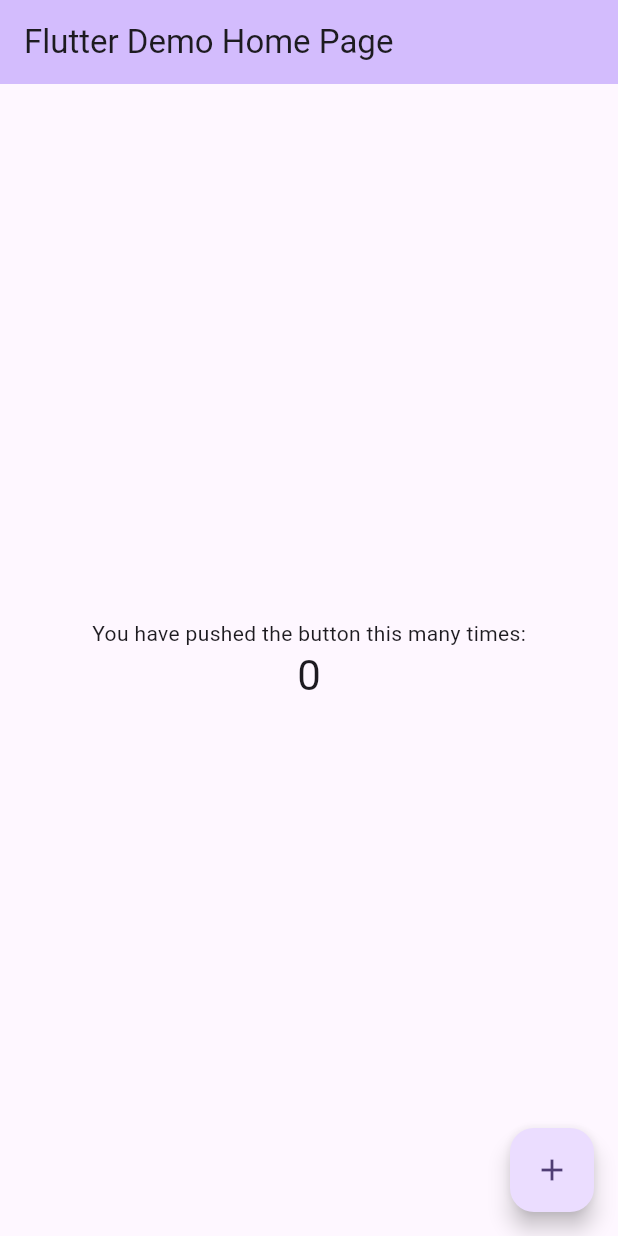
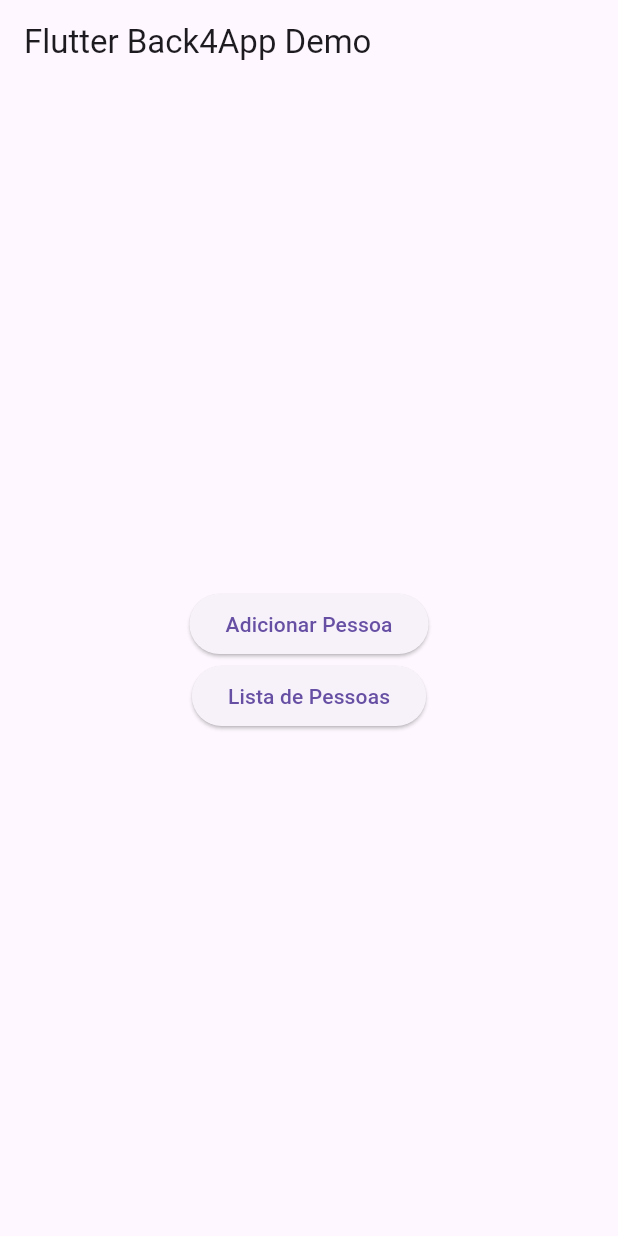
Before and after one commit to herverson/contacts-dio, a Flutter app: the screen it shows after launch, on a phone screen of 412 x 824 dp. Run offline on Flutter 3.47's test engine with Material 3 defaults, Android fonts, the phone set to English and light mode, and no system bars; our stand-ins replace image_picker, parse_server_sdk_flutter.

```diff
--- a/lib/main.dart
+++ b/lib/main.dart
@@ -1,125 +1,70 @@
 import 'package:flutter/material.dart';
+import 'package:parse_server_sdk_flutter/parse_server_sdk.dart';
+import 'screens/add_person_screen.dart';
+import 'screens/person_list_screen.dart';
 
-void main() {
-  runApp(const MyApp());
+void main() async {
+  WidgetsFlutterBinding.ensureInitialized();
+  await Parse().initialize(
+    'sfQfMxJ3ITyf2Wq2AAXtkSlzQtUxlfHiLr5BMMYv',
+    'https://parseapi.back4app.com',
+    clientKey: 'nsIx0z3VxSLs14PurmHJeIanBVRbNEtUU2jZw3ZF',
+    autoSendSessionId: true,
+    debug: true,
+  );
+  runApp(MyApp());
 }
 
 class MyApp extends StatelessWidget {
-  const MyApp({super.key});
-
-  // This widget is the root of your application.
   @override
   Widget build(BuildContext context) {
     return MaterialApp(
-      title: 'Flutter Demo',
+      title: 'Flutter Back4App Demo',
       theme: ThemeData(
-        // This is the theme of your application.
-        //
-        // TRY THIS: Try running your application with "flutter run". You'll see
-        // the application has a purple toolbar. Then, without quitting the app,
-        // try changing the seedColor in the colorScheme below to Colors.green
-        // and then invoke "hot reload" (save your changes or press the "hot
-        // reload" button in a Flutter-supported IDE, or press "r" if you used
-        // the command line to start the app).
-        //
-        // Notice that the counter didn't reset back to zero; the application
-        // state is not lost during the reload. To reset the state, use hot
-        // restart instead.
-        //
-        // This works for code too, not just values: Most code changes can be
-        // tested with just a hot reload.
-        colorScheme: ColorScheme.fromSeed(seedColor: Colors.deepPurple),
-        useMaterial3: true,
+        primarySwatch: Colors.blue,
       ),
-      home: const MyHomePage(title: 'Flutter Demo Home Page'),
+      home: MyHomePage(),
     );
   }
 }
 
-class MyHomePage extends StatefulWidget {
-  const MyHomePage({super.key, required this.title});
+// Importe as telas criadas
 
-  // This widget is the home page of your application. It is stateful, meaning
-  // that it has a State object (defined below) that contains fields that affect
-  // how it looks.
-
-  // This class is the configuration for the state. It holds the values (in this
-  // case the title) provided by the parent (in this case the App widget) and
-  // used by the build method of the State. Fields in a Widget subclass are
-  // always marked "final".
-
-  final String title;
-
-  @override
-  State<MyHomePage> createState() => _MyHomePageState();
-}
-
-class _MyHomePageState extends State<MyHomePage> {
-  int _counter = 0;
-
-  void _incrementCounter() {
-    setState(() {
-      // This call to setState tells the Flutter framework that something has
-      // changed in this State, which causes it to rerun the build method below
-      // so that the display can reflect the updated values. If we changed
-      // _counter without calling setState(), then the build method would not be
-      // called again, and so nothing would appear to happen.
-      _counter++;
-    });
-  }
-
+class MyHomePage extends StatelessWidget {
   @override
   Widget build(BuildContext context) {
-    // This method is rerun every time setState is called, for instance as done
-    // by the _incrementCounter method above.
-    //
-    // The Flutter framework has been optimized to make rerunning build methods
-    // fast, so that you can just rebuild anything that needs updating rather
-    // than having to individually change instances of widgets.
     return Scaffold(
       appBar: AppBar(
-        // TRY THIS: Try changing the color here to a specific color (to
-        // Colors.amber, perhaps?) and trigger a hot reload to see the AppBar
-        // change color while the other colors stay the same.
-        backgroundColor: Theme.of(context).colorScheme.inversePrimary,
-        // Here we take the value from the MyHomePage object that was created by
-        // the App.build method, and use it to set our appbar title.
-        title: Text(widget.title),
+        title: Text('Flutter Back4App Demo'),
       ),
       body: Center(
-        // Center is a layout widget. It takes a single child and positions it
-        // in the middle of the parent.
         child: Column(
-          // Column is also a layout widget. It takes a list of children and
-          // arranges them vertically. By default, it sizes itself to fit its
-          // children horizontally, and tries to be as tall as its parent.
-          //
-          // Column has various properties to control how it sizes itself and
-          // how it positions its children. Here we use mainAxisAlignment to
-          // center the children vertically; the main axis here is the vertical
-          // axis because Columns are vertical (the cross axis would be
-          // horizontal).
-          //
-          // TRY THIS: Invoke "debug painting" (choose the "Toggle Debug Paint"
-          // action in the IDE, or press "p" in the console), to see the
-          // wireframe for each widget.
           mainAxisAlignment: MainAxisAlignment.center,
           children: <Widget>[
-            const Text(
-              'You have pushed the button this many times:',
+            ElevatedButton(
+              onPressed: () {
+                Navigator.push(
+                  context,
+                  MaterialPageRoute(builder: (context) => AddPersonScreen()),
+                );
+              },
+              child: Text('Adicionar Pessoa'),
             ),
-            Text(
-              '$_counter',
-              style: Theme.of(context).textTheme.headlineMedium,
+            ElevatedButton(
+              onPressed: () {
+                // Recupere a lista de pessoas do Back4App
+                // Exemplo: var people = await ParseObject('Person').getAll();
+                Navigator.push(
+                  context,
+                  MaterialPageRoute(
+                      builder: (context) => PersonListScreen(people: [])),
+                );
+              },
+              child: Text('Lista de Pessoas'),
             ),
           ],
         ),
       ),
-      floatingActionButton: FloatingActionButton(
-        onPressed: _incrementCounter,
-        tooltip: 'Increment',
-        child: const Icon(Icons.add),
-      ), // This trailing comma makes auto-formatting nicer for build methods.
     );
   }
 }
--- /dev/null
+++ b/lib/models/person.dart
@@ -0,0 +1,6 @@
+class Person {
+  String name;
+  String imagePath;
+
+  Person({required this.name, required this.imagePath});
+}
--- a/pubspec.yaml
+++ b/pubspec.yaml
@@ -30,7 +30,8 @@ environment:
 dependencies:
   flutter:
     sdk: flutter
-
+  parse_server_sdk_flutter: ^3.0.4
+  image_picker: ^0.8.3
 
   # The following adds the Cupertino Icons font to your application.
   # Use with the CupertinoIcons class for iOS style icons.
@@ -45,7 +46,7 @@ dev_dependencies:
   # activated in the `analysis_options.yaml` file located at the root of your
   # package. See that file for information about deactivating specific lint
   # rules and activating additional ones.
-  flutter_lints: ^2.0.0
+  flutter_lints: ^3.0.1
 
 # For information on the generic Dart part of this file, see the
 # following page: https://dart.dev/tools/pub/pubspec
```
Also changed, not shown: lib/screens/add_person_screen.dart (added, +64 -0 lines), lib/screens/person_list_screen.dart (added, +30 -0 lines), pubspec.lock, 5 other files.
